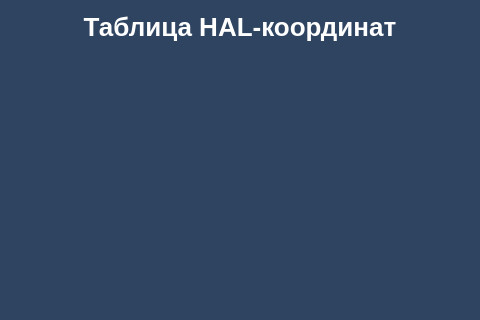
This is client/GUI/ui/screen_41_hal_cells_table.ui in komrade2801/AutoSklad as Qt 5 draws it before an edit; both pictures show x 0 to 480 and y 0 to 320 of the 480 by 800 pixel window. The edited form follows.
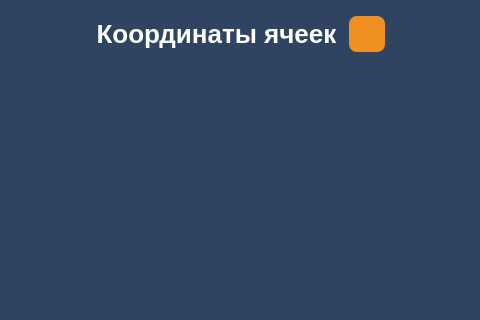
This is the edited form. Icons and pictures are not drawn.

Commit message: feat(hal_import): Implement CSV import functionality for HAL coordinates, including validation, confirmation, and error handling screens in the GUI. Add bulk update method for database integration and enhance action mapping for import operations.

What changed in the file:
```diff
--- a/client/GUI/ui/screen_41_hal_cells_table.ui
+++ b/client/GUI/ui/screen_41_hal_cells_table.ui
@@ -26,13 +26,56 @@
    <property name="topMargin"><number>12</number></property>
    <property name="rightMargin"><number>12</number></property>
    <property name="bottomMargin"><number>10</number></property>
-   <property name="spacing"><number>8</number></property>   <item>
+   <property name="spacing"><number>8</number></property>
+   <item>
+    <layout class="QHBoxLayout" name="horizontalLayout_title">
+     <property name="spacing"><number>12</number></property>
+     <property name="leftMargin"><number>4</number></property>
+     <property name="topMargin"><number>4</number></property>
+     <property name="rightMargin"><number>4</number></property>
+     <property name="bottomMargin"><number>4</number></property>
+     <item>
+      <spacer name="horizontalSpacer_title_left">
+       <property name="orientation"><enum>Qt::Horizontal</enum></property>
+       <property name="sizeHint" stdset="0"><size><width>40</width><height>20</height></size></property>
+      </spacer>
+     </item>
+     <item>
     <widget class="QLabel" name="lbl_title">
-     <property name="text"><string>Таблица HAL-координат</string></property>
+       <property name="text"><string>Координаты ячеек</string></property>
    <property name="alignment"><set>Qt::AlignCenter</set></property>
    <property name="styleSheet"><string notr="true">font-size: 26px; font-weight: 700;</string></property>
     </widget>
-   </item>   <item>
+     </item>
+     <item>
+      <widget class="QPushButton" name="btn_title_down">
+       <property name="minimumSize"><size><width>36</width><height>36</height></size></property>
+       <property name="maximumSize"><size><width>36</width><height>36</height></size></property>
+       <property name="text"><string/></property>
+       <property name="icon">
+        <iconset resource="../img/resources.qrc">
+         <normaloff>:/icons/down.png</normaloff>:/icons/down.png</iconset>
+       </property>
+       <property name="iconSize"><size><width>22</width><height>22</height></size></property>
+       <property name="styleSheet"><string notr="true">QPushButton {
+	color: #FFFFFF;
+	background-color: #f09022;
+	border-width: 0px;
+	border-radius: 8px;
+	font-weight: 600;
+	padding: 6px;
+}</string></property>
+      </widget>
+     </item>
+     <item>
+      <spacer name="horizontalSpacer_title_right">
+       <property name="orientation"><enum>Qt::Horizontal</enum></property>
+       <property name="sizeHint" stdset="0"><size><width>40</width><height>20</height></size></property>
+      </spacer>
+     </item>
+    </layout>
+   </item>
+   <item>
     <widget class="QWidget" name="widget_table_header">
      <property name="minimumSize"><size><width>0</width><height>44</height></size></property>
      <property name="maximumSize"><size><width>16777215</width><height>44</height></size></property>
```
Left out of the diff: 6 changed lines with no effect on the pictures. Lines whose indentation alone changed are shown as unchanged. The commit also changes 20 other files.
